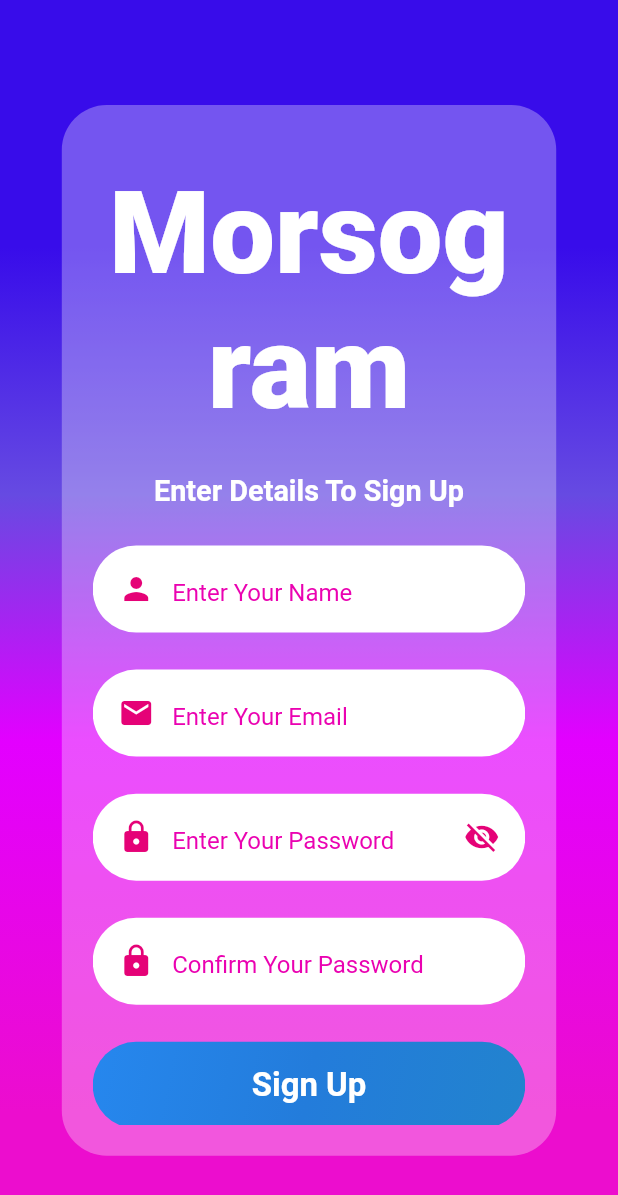
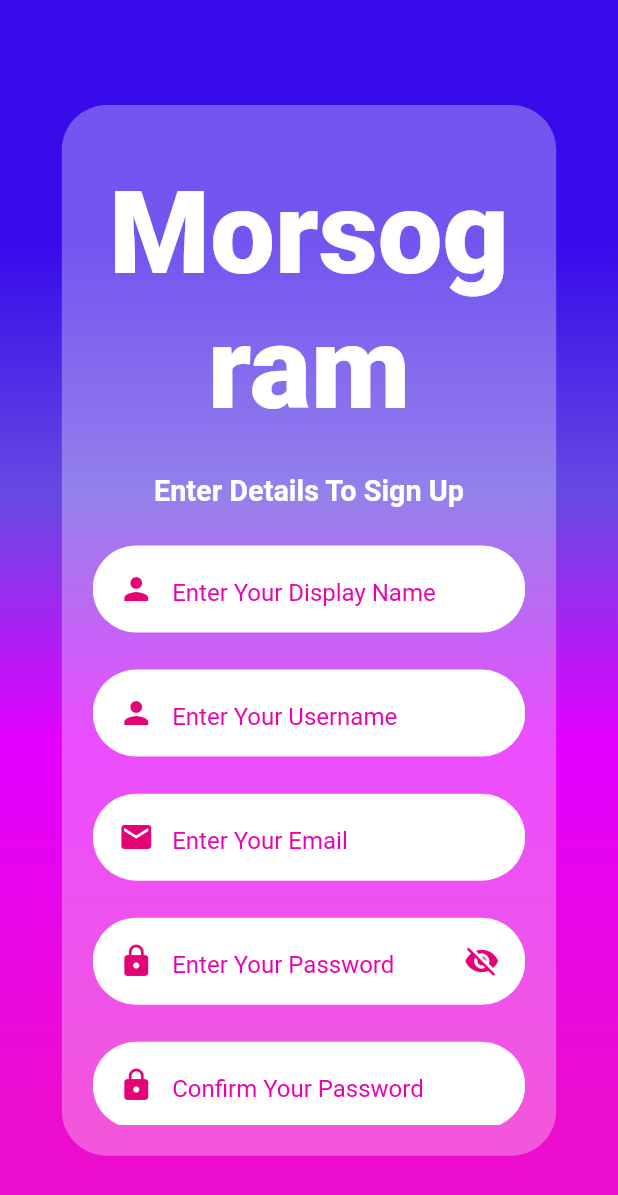
Before and after one commit to pavithrahareddy/yeah, a Flutter app: the RegisterScreen screen opened by its route, on a phone screen of 412 x 824 dp. Shown: the top 1195 px of the screen. Run offline on Flutter 3.47's test engine with Material 2 defaults, Android fonts, the phone set to English and light mode, and no system bars; drawn by our look-alikes of modal_progress_hud_nsn; our stand-ins replace cloud_firestore, firebase_auth, firebase_core, fluttertoast, form_field_validator, google_fonts and 2 more; missing offline and left inert: flutter_mobile_vision_2, flutter_morse_util; accounts and stored records are empty; Roboto replaces fonts that are missing (Bilbo, Overlock).

Commit message:
Search user Updated

```diff
--- a/lib/authentication/login.dart
+++ b/lib/authentication/login.dart
@@ -1,3 +1,4 @@
+import 'package:cloud_firestore/cloud_firestore.dart';
 import 'package:flutter/material.dart';
 import 'package:modal_progress_hud_nsn/modal_progress_hud_nsn.dart';
 import 'package:yeah/Theme/constants.dart';
@@ -115,6 +116,7 @@ class _LoginScreenState extends State<LoginScreen> {
                             try {
                               final user = await _auth.signInWithEmailAndPassword(
                                   email: _email.text, password: _password.text);
+
                               if (user != null) {
                                 loadingState();
                                 Navigator.pushNamed(context, HomeScreen.id);
--- a/lib/authentication/register.dart
+++ b/lib/authentication/register.dart
@@ -23,9 +23,12 @@ class _RegisterScreenState extends State<RegisterScreen> {
   final _fireStore = FirebaseFirestore.instance;
 
   TextEditingController _name = TextEditingController();
+  TextEditingController _username = TextEditingController();
   TextEditingController _email = TextEditingController();
   TextEditingController _password = TextEditingController();
   TextEditingController _confirmPassword = TextEditingController();
+
+  List allUsers = [];
 
   final _formKey = GlobalKey<FormState>();
 
@@ -60,12 +63,25 @@ class _RegisterScreenState extends State<RegisterScreen> {
     });
   }
 
+  getUserNames () async {
+    QuerySnapshot getUsers = await FirebaseFirestore.instance
+        .collection("users").get();
+    for (int i = 0; i < getUsers.docs.length; i++) {
+      var user = getUsers.docs[i];
+      allUsers.add(user['name']);
+      print(user['name']);
+    }
+
+  }
+
   @override
   Widget build(BuildContext context) {
     return ModalProgressHUD(
       inAsyncCall: loading,
       opacity: 0.5,
-      progressIndicator: CircularProgressIndicator(color: Color(0xFF4C2AE3),),
+      progressIndicator: CircularProgressIndicator(
+        color: Color(0xFF4C2AE3),
+      ),
       child: Scaffold(
         body: Stack(
           alignment: Alignment.center,
@@ -88,7 +104,11 @@ class _RegisterScreenState extends State<RegisterScreen> {
                       crossAxisAlignment: CrossAxisAlignment.stretch,
                       mainAxisAlignment: MainAxisAlignment.spaceAround,
                       children: [
-                        Logo(),
+                        GestureDetector(
+                          onTap: (){
+                            getUserNames();
+                          },
+                            child: Logo()),
                         SizedBox(
                           height: 3.h,
                         ),
@@ -99,7 +119,16 @@ class _RegisterScreenState extends State<RegisterScreen> {
                         InputDetails(
                           name: _name,
                           icon: Icons.person,
-                          hint: "Enter Your Name",
+                          hint: "Enter Your Display Name",
+                          multiValidator: requiredValidator,
+                        ),
+                        SizedBox(
+                          height: 3.h,
+                        ),
+                        InputDetails(
+                          name: _username,
+                          icon: Icons.person,
+                          hint: "Enter Your Username",
                           multiValidator: requiredValidator,
                         ),
                         SizedBox(
@@ -114,7 +143,8 @@ class _RegisterScreenState extends State<RegisterScreen> {
                         SizedBox(
                           height: 3.h,
                         ),
-                        password(_password, _passwordVisible, passwordVisibility, true),
+                        password(_password, _passwordVisible,
+                            passwordVisibility, true),
                         SizedBox(
                           height: 3.h,
                         ),
@@ -131,8 +161,8 @@ class _RegisterScreenState extends State<RegisterScreen> {
                                 loadingState();
                                 try {
                                   // returns a Future
-                                  final newUser =
-                                      await _auth.createUserWithEmailAndPassword(
+                                  final newUser = await _auth
+                                      .createUserWithEmailAndPassword(
                                           email: _email.text,
                                           password: _password.text);
                                   await newUser.user!.sendEmailVerification();
@@ -140,15 +170,22 @@ class _RegisterScreenState extends State<RegisterScreen> {
                                     content: Text(
                                         "Email Verification Link Sent To Mail!"),
                                   );
+                                  print(_name.text);
+                                  print(_username.text);
+                                  print(_email.text);
+                                  print(_password.text);
+                                  newUser.user!.updateDisplayName(_username.text);
                                   await _fireStore
                                       .collection('users')
                                       .doc(newUser.user!.uid)
                                       .set({
                                     'name': _name.text,
                                     'email': _email.text,
+                                    'username' : _username.text,
                                   });
                                   loadingState();
-                                  Navigator.popAndPushNamed(context, LoginScreen.id);
+                                  Navigator.popAndPushNamed(
+                                      context, LoginScreen.id);
                                 } catch (e) {
                                   loadingState();
                                   print(e);
--- a/lib/home/home_screen.dart
+++ b/lib/home/home_screen.dart
@@ -4,7 +4,7 @@ import 'package:flutter/material.dart';
 import 'package:google_nav_bar/google_nav_bar.dart';
 import 'package:yeah/Theme/constants.dart';
 import 'package:yeah/authentication/login.dart';
-import 'package:yeah/chats/chat_list.dart';
+import 'package:yeah/chats/search_list.dart';
 import 'package:yeah/learn/learn_screen.dart';
 import 'package:yeah/scanner/scan_screen.dart';
 import 'package:yeah/widgets/text_widgets.dart';
@@ -23,7 +23,7 @@ class _HomeScreenState extends State<HomeScreen> {
   static const TextStyle optionStyle =
   TextStyle(fontSize: 30, fontWeight: FontWeight.w600);
   static List<Widget> _widgetOptions = <Widget>[
-    ChatList(),
+    SearchList(),
     ScanScreen(),
     LearnScreen(),
   ];
--- a/lib/main.dart
+++ b/lib/main.dart
@@ -5,7 +5,7 @@ import 'package:yeah/authentication/login.dart';
 import 'package:yeah/authentication/register.dart';
 import 'package:sizer/sizer.dart';
 import 'package:firebase_core/firebase_core.dart';
-import 'package:yeah/chats/chat_list.dart';
+import 'package:yeah/chats/search_list.dart';
 import 'package:yeah/home/home_screen.dart';
 import 'package:yeah/learn/learn_screen.dart';
 import 'package:yeah/scanner/scan_screen.dart';
@@ -34,7 +34,7 @@ class MyApp extends StatelessWidget {
               HomeScreen.id: (context) => HomeScreen(),
               ScanScreen.id: (context) => ScanScreen(),
               LearnScreen.id: (context) => LearnScreen(),
-              ChatList.id: (context) => ChatList(),
+              SearchList.id: (context) => SearchList(),
             },
           );
         }
--- a/pubspec.yaml
+++ b/pubspec.yaml
@@ -40,6 +40,7 @@ dependencies:
   flutter_mobile_vision_2: ^0.1.11
   url_launcher: ^6.0.9
   fluttertoast: ^8.0.7
+  shared_preferences: ^2.0.6
   flutter_morse_util:
     git:
       url: https://github.com/pavithrahareddy/flutter_morse_util
```
Also changed, not shown: lib/chats/chat_list.dart (deleted, +0 -188 lines), lib/chats/search_list.dart (added, +207 -0 lines), lib/database/data.dart (deleted, +0 -20 lines), pubspec.lock.
